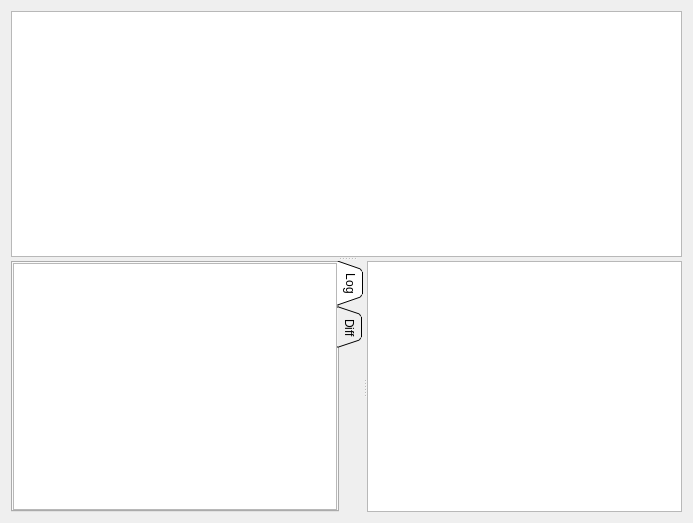
Old version of the form src/revsview.ui in the repository antis81/QGit-mod.
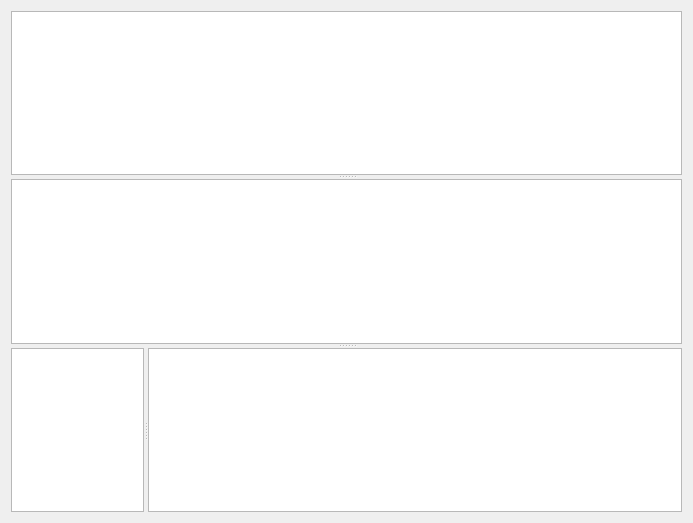
New version of the form. Custom widgets are drawn as their Qt base class.

```diff
--- a/src/revsview.ui
+++ b/src/revsview.ui
@@ -18,8 +18,14 @@
      <property name="orientation" >
       <enum>Qt::Vertical</enum>
      </property>
-     <widget class="ListView" name="listViewLog" >
-      <property name="contextMenuPolicy" >
+     <widget class="ListView" name="listViewLog">
+      <property name="sizePolicy">
+       <sizepolicy hsizetype="Expanding" vsizetype="Expanding">
+        <horstretch>0</horstretch>
+        <verstretch>30</verstretch>
+       </sizepolicy>
+      </property>
+      <property name="contextMenuPolicy">
        <enum>Qt::CustomContextMenu</enum>
       </property>
       <property name="acceptDrops" >
@@ -44,110 +50,64 @@
        <bool>true</bool>
       </property>
      </widget>
-     <widget class="QSplitter" name="verticalSplitter" >
-      <property name="orientation" >
+     <widget class="RevDesc" name="textBrowserDesc">
+      <property name="sizePolicy">
+       <sizepolicy hsizetype="Expanding" vsizetype="Expanding">
+        <horstretch>0</horstretch>
+        <verstretch>30</verstretch>
+       </sizepolicy>
+      </property>
+      <property name="lineWrapMode">
+       <enum>QTextEdit::WidgetWidth</enum>
+      </property>
+     </widget>
+     <widget class="QSplitter" name="verticalSplitter">
+      <property name="sizePolicy">
+       <sizepolicy hsizetype="Expanding" vsizetype="Preferred">
+        <horstretch>0</horstretch>
+        <verstretch>30</verstretch>
+       </sizepolicy>
+      </property>
+      <property name="orientation">
        <enum>Qt::Horizontal</enum>
       </property>
-      <widget class="QStackedWidget" name="stackedPanes" >
-       <property name="currentIndex" >
-        <number>0</number>
+      <widget class="FileList" name="fileList">
+       <property name="sizePolicy">
+        <sizepolicy hsizetype="Expanding" vsizetype="Expanding">
+         <horstretch>20</horstretch>
+         <verstretch>0</verstretch>
+        </sizepolicy>
        </property>
-       <widget class="QTabWidget" name="tabLogDiff" >
-        <property name="geometry" >
-         <rect>
-          <x>0</x>
-          <y>0</y>
-          <width>346</width>
-          <height>249</height>
-         </rect>
-        </property>
-        <property name="tabPosition" >
-         <enum>QTabWidget::East</enum>
-        </property>
-        <property name="tabShape" >
-         <enum>QTabWidget::Triangular</enum>
-        </property>
-        <property name="currentIndex" >
-         <number>0</number>
-        </property>
-        <widget class="QWidget" name="Log" >
-         <property name="geometry" >
-          <rect>
-           <x>0</x>
-           <y>0</y>
-           <width>317</width>
-           <height>243</height>
-          </rect>
-         </property>
-         <attribute name="title" >
-          <string>Log</string>
-         </attribute>
-         <layout class="QVBoxLayout" >
-          <property name="spacing" >
-           <number>0</number>
-          </property>
-          <property name="margin" >
-           <number>0</number>
-          </property>
-          <item>
-           <widget class="RevDesc" name="textBrowserDesc" >
-            <property name="lineWrapMode" >
-             <enum>QTextEdit::WidgetWidth</enum>
-            </property>
-           </widget>
-          </item>
-         </layout>
-        </widget>
-        <widget class="QWidget" name="Diff" >
-         <property name="geometry" >
-          <rect>
-           <x>0</x>
-           <y>0</y>
-           <width>317</width>
-           <height>243</height>
-          </rect>
-         </property>
-         <attribute name="title" >
-          <string>Diff</string>
-         </attribute>
-         <layout class="QHBoxLayout" >
-          <property name="spacing" >
-           <number>0</number>
-          </property>
-          <property name="margin" >
-           <number>0</number>
-          </property>
-          <item>
-           <widget class="PatchContent" name="textEditDiff" >
-            <property name="documentTitle" >
-             <string comment="testing with diff view" >test</string>
-            </property>
-            <property name="undoRedoEnabled" >
-             <bool>false</bool>
-            </property>
-            <property name="lineWrapMode" >
-             <enum>QTextEdit::NoWrap</enum>
-            </property>
-            <property name="readOnly" >
-             <bool>true</bool>
-            </property>
-           </widget>
-          </item>
-         </layout>
-        </widget>
-       </widget>
-      </widget>
-      <widget class="FileList" name="fileList" >
-       <property name="contextMenuPolicy" >
+       <property name="contextMenuPolicy">
         <enum>Qt::CustomContextMenu</enum>
        </property>
       </widget>
+      <widget class="PatchContent" name="textEditDiff">
+       <property name="sizePolicy">
+        <sizepolicy hsizetype="Expanding" vsizetype="Expanding">
+         <horstretch>80</horstretch>
+         <verstretch>0</verstretch>
+        </sizepolicy>
+       </property>
+       <property name="documentTitle">
+        <string comment="testing with diff view">test</string>
+       </property>
+       <property name="undoRedoEnabled">
+        <bool>false</bool>
+       </property>
+       <property name="lineWrapMode">
+        <enum>QTextEdit::NoWrap</enum>
+       </property>
+       <property name="readOnly">
+        <bool>true</bool>
+       </property>
+      </widget>
      </widget>
     </widget>
    </item>
   </layout>
  </widget>
- <layoutdefault spacing="6" margin="11" />
+ <layoutdefault spacing="6" margin="11"/>
  <customwidgets>
   <customwidget>
    <class>ListView</class>
```
Left out of the diff: 31 changed lines with no effect on the pictures.
